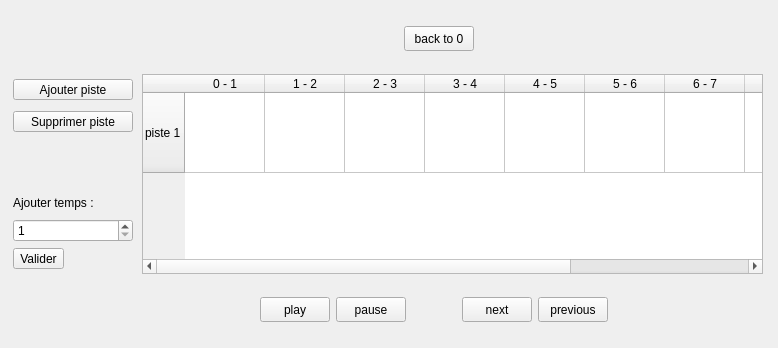
This is src/tweedy/gui/timeline/TimeLine.ui in stopmotionimac/tweedy as Qt 5 draws it before an edit. The edited form follows.
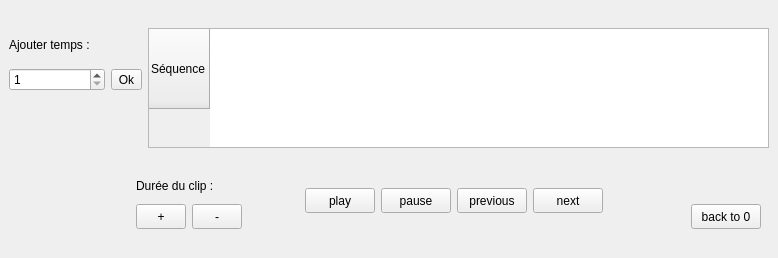
This is the edited form. Icons and pictures are not drawn.

Commit message: augmentation, diminution duree du clip. cellule cliquee actualise le temps

Diff of the .ui file:
```diff
--- a/src/tweedy/gui/timeline/TimeLine.ui
+++ b/src/tweedy/gui/timeline/TimeLine.ui
@@ -7,19 +7,19 @@
     <x>0</x>
     <y>0</y>
     <width>778</width>
-    <height>348</height>
+    <height>258</height>
    </rect>
   </property>
   <property name="minimumSize">
    <size>
     <width>778</width>
-    <height>348</height>
+    <height>258</height>
    </size>
   </property>
   <property name="maximumSize">
    <size>
     <width>778</width>
-    <height>348</height>
+    <height>258</height>
    </size>
   </property>
   <property name="baseSize">
@@ -37,95 +37,22 @@
      <layout class="QVBoxLayout" name="verticalLayout">
       <item>
        <layout class="QHBoxLayout" name="horizontalLayout_3">
-        <property name="leftMargin">
-         <number>250</number>
-        </property>
-        <property name="rightMargin">
-         <number>250</number>
-        </property>
-        <item>
-         <widget class="QLabel" name="time">
-          <property name="minimumSize">
-           <size>
-            <width>50</width>
-            <height>25</height>
-           </size>
-          </property>
-          <property name="maximumSize">
-           <size>
-            <width>50</width>
-            <height>25</height>
-           </size>
-          </property>
-          <property name="text">
-           <string/>
-          </property>
-         </widget>
-        </item>
-        <item>
-         <widget class="QToolButton" name="zeroButton">
-          <property name="minimumSize">
-           <size>
-            <width>70</width>
-            <height>25</height>
-           </size>
-          </property>
-          <property name="maximumSize">
-           <size>
-            <width>70</width>
-            <height>25</height>
-           </size>
-          </property>
-          <property name="text">
-           <string>back to 0</string>
-          </property>
-         </widget>
-        </item>
-       </layout>
-      </item>
-      <item>
-       <layout class="QHBoxLayout" name="horizontalLayout_6">
-        <item>
-         <layout class="QVBoxLayout" name="verticalLayout_4">
-          <property name="topMargin">
-           <number>0</number>
-          </property>
-          <property name="bottomMargin">
-           <number>0</number>
-          </property>
-          <item>
-           <widget class="QToolButton" name="addButton">
-            <property name="minimumSize">
-             <size>
-              <width>120</width>
-              <height>0</height>
-             </size>
-            </property>
-            <property name="text">
-             <string>Ajouter piste</string>
-            </property>
-           </widget>
-          </item>
-          <item>
-           <widget class="QToolButton" name="delButton">
-            <property name="minimumSize">
-             <size>
-              <width>120</width>
-              <height>0</height>
-             </size>
-            </property>
-            <property name="text">
-             <string>Supprimer piste</string>
-            </property>
-           </widget>
-          </item>
           <item>
            <layout class="QVBoxLayout" name="verticalLayout_5">
             <property name="topMargin">
+           <number>0</number>
+          </property>
+          <property name="bottomMargin">
              <number>50</number>
             </property>
             <item>
-             <widget class="QLabel" name="labelAjout">
+           <widget class="QLabel" name="labelAddTime">
+            <property name="minimumSize">
+             <size>
+              <width>0</width>
+              <height>10</height>
+             </size>
+            </property>
               <property name="maximumSize">
                <size>
                 <width>16777215</width>
@@ -144,6 +71,8 @@
              </widget>
             </item>
             <item>
+           <layout class="QHBoxLayout" name="horizontalLayout_9">
+            <item>
              <widget class="QSpinBox" name="spin">
               <property name="minimum">
                <number>1</number>
@@ -156,7 +85,7 @@
             <item>
              <widget class="QToolButton" name="addTimeButton">
               <property name="text">
-               <string>Valider</string>
+               <string>Ok</string>
               </property>
              </widget>
             </item>
@@ -164,18 +93,20 @@
           </item>
          </layout>
         </item>
+        <item>
+         <layout class="QHBoxLayout" name="horizontalLayout_10">
         <item>
          <widget class="QTableWidget" name="table">
           <property name="minimumSize">
            <size>
             <width>621</width>
-            <height>200</height>
+              <height>120</height>
            </size>
           </property>
           <property name="maximumSize">
            <size>
             <width>621</width>
-            <height>200</height>
+              <height>120</height>
            </size>
           </property>
           <attribute name="horizontalHeaderDefaultSectionSize">
@@ -192,165 +123,86 @@
           </attribute>
           <row>
            <property name="text">
-            <string>piste 1</string>
-           </property>
-          </row>
-          <column>
-           <property name="text">
-            <string>0 - 1</string>
-           </property>
-          </column>
-          <column>
-           <property name="text">
-            <string>1 - 2</string>
-           </property>
-          </column>
-          <column>
-           <property name="text">
-            <string>2 - 3</string>
-           </property>
-          </column>
-          <column>
-           <property name="text">
-            <string>3 - 4</string>
-           </property>
-          </column>
-          <column>
-           <property name="text">
-            <string>4 - 5</string>
-           </property>
-          </column>
-          <column>
-           <property name="text">
-            <string>5 - 6</string>
-           </property>
-          </column>
-          <column>
-           <property name="text">
-            <string>6 - 7</string>
-           </property>
-          </column>
-          <column>
-           <property name="text">
-            <string>7 - 8</string>
-           </property>
-          </column>
-          <column>
-           <property name="text">
-            <string>8 - 9</string>
-           </property>
-          </column>
-          <column>
-           <property name="text">
-            <string>9 - 10</string>
-           </property>
-          </column>
-          <item row="0" column="0">
-           <property name="text">
-            <string/>
-           </property>
-           <property name="icon">
-            <iconset>
-             <normaloff>../../../../img/tweedy0.jpg</normaloff>../../../../img/tweedy0.jpg</iconset>
-           </property>
+              <string>Séquence</string>
+             </property>
+            </row>
+           </widget>
           </item>
-          <item row="0" column="1">
-           <property name="text">
-            <string/>
-           </property>
-           <property name="font">
-            <font>
-             <pointsize>30</pointsize>
-            </font>
-           </property>
-           <property name="icon">
-            <iconset>
-             <normaloff>../../../../img/tweedy0.jpg</normaloff>../../../../img/tweedy0.jpg</iconset>
-           </property>
-          </item>
-          <item row="0" column="2">
-           <property name="text">
-            <string/>
-           </property>
-           <property name="icon">
-            <iconset>
-             <normaloff>../../../../img/tweedy0.jpg</normaloff>../../../../img/tweedy0.jpg</iconset>
-           </property>
-          </item>
-          <item row="0" column="3">
-           <property name="text">
-            <string/>
-           </property>
-           <property name="icon">
-            <iconset>
-             <normaloff>../../../../img/tweedy0.jpg</normaloff>../../../../img/tweedy0.jpg</iconset>
-           </property>
-          </item>
-          <item row="0" column="4">
-           <property name="text">
-            <string/>
-           </property>
-           <property name="icon">
-            <iconset>
-             <normaloff>../../../../img/tweedy0.jpg</normaloff>../../../../img/tweedy0.jpg</iconset>
-           </property>
-          </item>
-          <item row="0" column="5">
+         </layout>
+        </item>
+       </layout>
+      </item>
+      <item>
+       <layout class="QHBoxLayout" name="horizontalLayout_2">
+        <item>
+         <layout class="QVBoxLayout" name="verticalLayout_2">
+          <property name="leftMargin">
+           <number>120</number>
+          </property>
+          <property name="rightMargin">
+           <number>50</number>
+          </property>
+          <property name="bottomMargin">
+           <number>0</number>
+          </property>
+          <item>
+           <widget class="QLabel" name="labelDuration">
            <property name="text">
-            <string/>
-           </property>
-           <property name="icon">
-            <iconset>
-             <normaloff>../../../../img/tweedy0.jpg</normaloff>../../../../img/tweedy0.jpg</iconset>
-           </property>
+             <string>Durée du clip : </string>
+            </property>
+           </widget>
           </item>
-          <item row="0" column="6">
-           <property name="text">
-            <string/>
-           </property>
-           <property name="icon">
-            <iconset>
-             <normaloff>../../../../img/tweedy0.jpg</normaloff>../../../../img/tweedy0.jpg</iconset>
-           </property>
-          </item>
-          <item row="0" column="7">
+          <item>
+           <layout class="QHBoxLayout" name="horizontalLayout_11">
+            <item>
+             <widget class="QToolButton" name="plusButton">
+              <property name="minimumSize">
+               <size>
+                <width>50</width>
+                <height>25</height>
+               </size>
+              </property>
+              <property name="maximumSize">
+               <size>
+                <width>50</width>
+                <height>25</height>
+               </size>
+              </property>
            <property name="text">
-            <string/>
-           </property>
-           <property name="icon">
-            <iconset>
-             <normaloff>../../../../img/tweedy0.jpg</normaloff>../../../../img/tweedy0.jpg</iconset>
-           </property>
-          </item>
-          <item row="0" column="8">
-           <property name="text">
-            <string/>
-           </property>
-           <property name="icon">
-            <iconset>
-             <normaloff>../../../../img/tweedy0.jpg</normaloff>../../../../img/tweedy0.jpg</iconset>
-           </property>
-          </item>
-          <item row="0" column="9">
+               <string>+</string>
+              </property>
+             </widget>
+            </item>
+            <item>
+             <widget class="QToolButton" name="minusButton">
+              <property name="minimumSize">
+               <size>
+                <width>50</width>
+                <height>25</height>
+               </size>
+              </property>
+              <property name="maximumSize">
+               <size>
+                <width>50</width>
+                <height>25</height>
+               </size>
+              </property>
            <property name="text">
-            <string/>
-           </property>
-           <property name="icon">
-            <iconset>
-             <normaloff>../../../../img/tweedy0.jpg</normaloff>../../../../img/tweedy0.jpg</iconset>
-           </property>
-          </item>
-         </widget>
+               <string>-</string>
+              </property>
+             </widget>
+            </item>
+           </layout>
         </item>
        </layout>
       </item>
       <item>
        <layout class="QHBoxLayout" name="horizontalLayout">
         <property name="leftMargin">
-         <number>250</number>
+           <number>0</number>
         </property>
         <property name="rightMargin">
-         <number>0</number>
+           <number>50</number>
         </property>
         <item>
          <widget class="QToolButton" name="playButton">
@@ -391,33 +243,6 @@
          </widget>
         </item>
         <item>
-         <layout class="QHBoxLayout" name="horizontalLayout_2">
-          <property name="leftMargin">
-           <number>50</number>
-          </property>
-          <property name="rightMargin">
-           <number>160</number>
-          </property>
-          <item>
-           <widget class="QToolButton" name="nextButton">
-            <property name="minimumSize">
-             <size>
-              <width>70</width>
-              <height>25</height>
-             </size>
-            </property>
-            <property name="maximumSize">
-             <size>
-              <width>70</width>
-              <height>25</height>
-             </size>
-            </property>
-            <property name="text">
-             <string>next</string>
-            </property>
-           </widget>
-          </item>
-          <item>
            <widget class="QToolButton" name="prevButton">
             <property name="minimumSize">
              <size>
@@ -433,6 +258,76 @@
             </property>
             <property name="text">
              <string>previous</string>
+            </property>
+           </widget>
+          </item>
+          <item>
+           <widget class="QToolButton" name="nextButton">
+            <property name="minimumSize">
+             <size>
+              <width>70</width>
+              <height>25</height>
+             </size>
+            </property>
+            <property name="maximumSize">
+             <size>
+              <width>70</width>
+              <height>25</height>
+             </size>
+            </property>
+            <property name="text">
+             <string>next</string>
+            </property>
+           </widget>
+          </item>
+         </layout>
+        </item>
+        <item>
+         <layout class="QVBoxLayout" name="verticalLayout_3">
+          <property name="leftMargin">
+           <number>25</number>
+          </property>
+          <item>
+           <widget class="QLabel" name="time">
+            <property name="minimumSize">
+             <size>
+              <width>70</width>
+              <height>25</height>
+             </size>
+            </property>
+            <property name="maximumSize">
+             <size>
+              <width>70</width>
+              <height>25</height>
+             </size>
+            </property>
+            <property name="layoutDirection">
+             <enum>Qt::LeftToRight</enum>
+            </property>
+            <property name="text">
+             <string/>
+            </property>
+            <property name="alignment">
+             <set>Qt::AlignCenter</set>
+            </property>
+           </widget>
+          </item>
+          <item>
+           <widget class="QToolButton" name="zeroButton">
+            <property name="minimumSize">
+             <size>
+              <width>70</width>
+              <height>25</height>
+             </size>
+            </property>
+            <property name="maximumSize">
+             <size>
+              <width>70</width>
+              <height>25</height>
+             </size>
+            </property>
+            <property name="text">
+             <string>back to 0</string>
             </property>
            </widget>
           </item>
```
Lines whose indentation alone changed are shown as unchanged. The commit also changes 4 other files.
